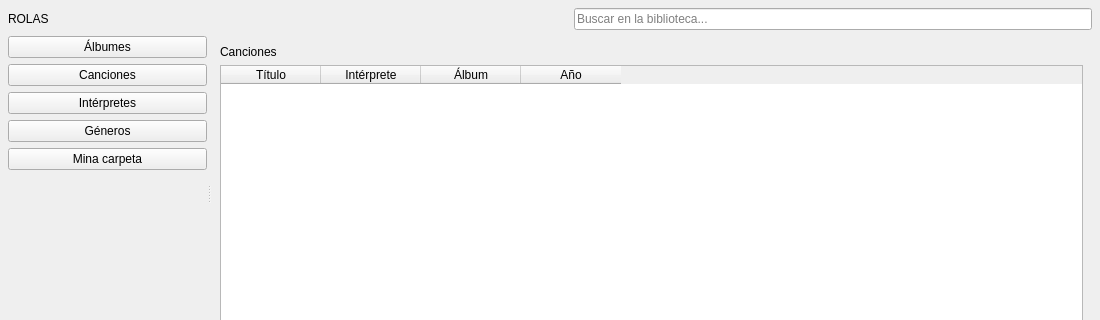
Above: Interface/Interface/mainwindow.ui from JafetFF/Base-de-datos-musical before the change; both pictures show x 0 to 1100 and y 0 to 320 of the 1100 by 700 pixel window. Below: the same form after it.
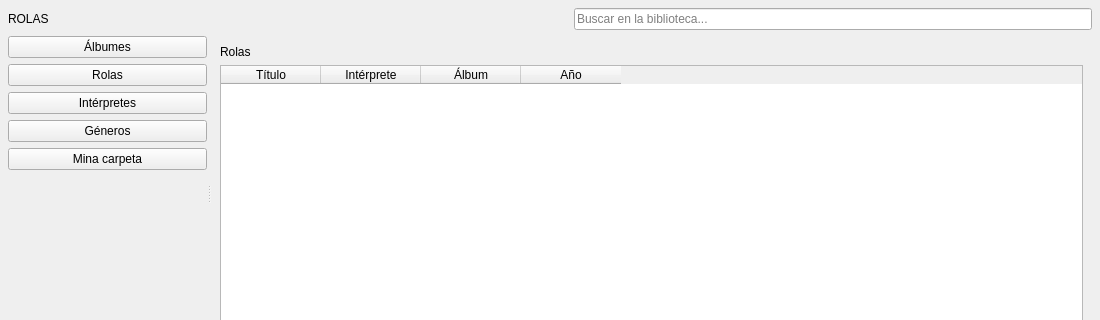
That is the form after the change. The open tabs and pages were chosen to show the change.

Diff of the .ui file:
```diff
--- a/Interface/Interface/mainwindow.ui
+++ b/Interface/Interface/mainwindow.ui
@@ -93,7 +93,7 @@
         <item>
          <widget class="QPushButton" name="songsButton">
           <property name="text">
-           <string>Canciones</string>
+           <string>Rolas</string>
           </property>
          </widget>
         </item>
@@ -172,7 +172,7 @@
          <item>
           <widget class="QLabel" name="songsTitleLabel">
            <property name="text">
-            <string>Canciones</string>
+            <string>Rolas</string>
            </property>
           </widget>
          </item>
```
